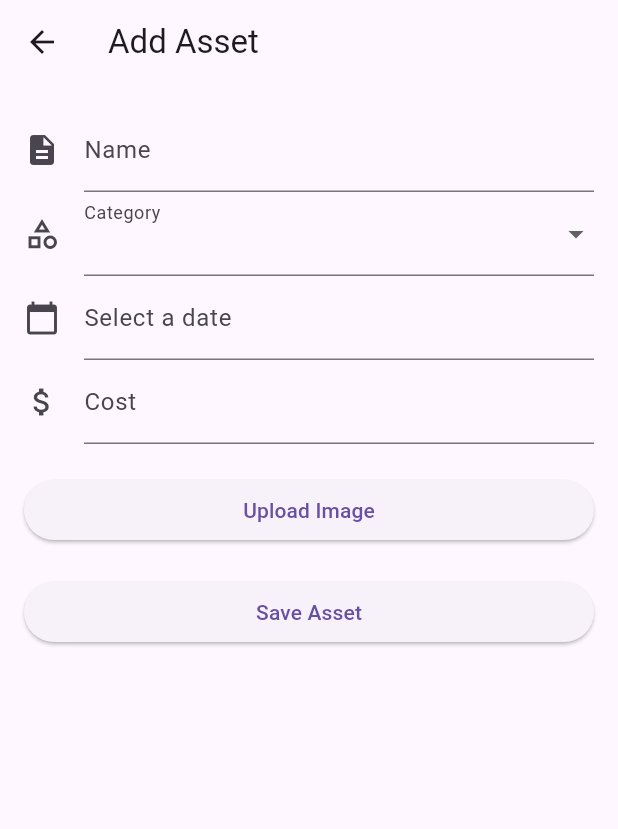
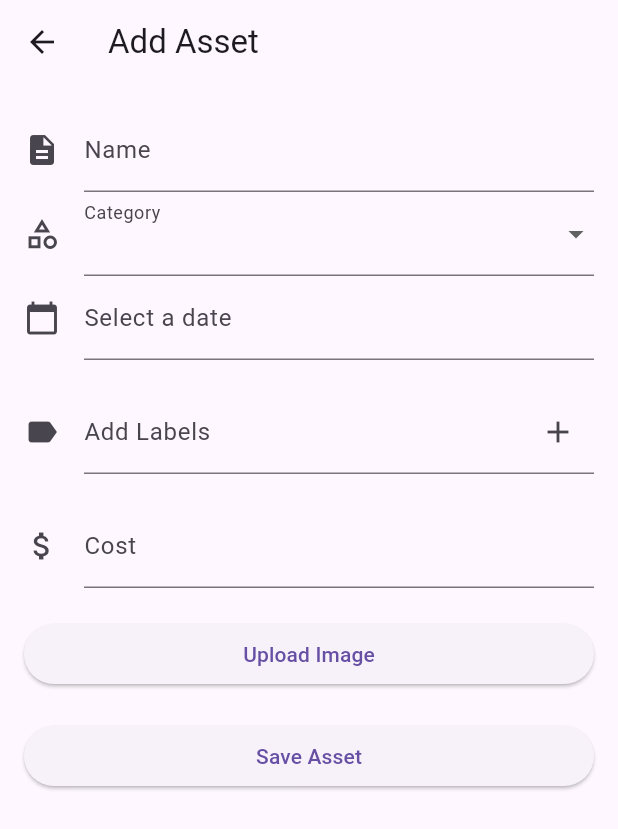
Before and after one commit to slatei/asset_manager, a Flutter app: the AssetForm screen opened directly, on a phone screen of 412 x 824 dp. Shown: the top 829 px of the screen. Run offline on Flutter 3.47's test engine with Material 3 defaults, Android fonts, the phone set to English and light mode, and no system bars; our stand-ins replace cloud_firestore, dio, firebase_auth, firebase_core, firebase_storage, image_picker; missing offline and left inert: firebase_ui_auth, http_mock_adapter; accounts and stored records are empty.

```diff
--- a/cspell.json
+++ b/cspell.json
@@ -3,7 +3,7 @@
     "ignorePaths": [],
     "dictionaryDefinitions": [],
     "dictionaries": [],
-    "language": "en,en-US",
+    "language": "en,en-GB",
     "words": [
         "appspot",
         "assetmanager",
--- a/lib/models/asset.dart
+++ b/lib/models/asset.dart
@@ -5,6 +5,7 @@ class Asset {
   final String? purchaseDate;
   final double cost;
   final String? photoPath;
+  final List<String>? labels;
 
   Asset({
     this.id,
@@ -13,6 +14,7 @@ class Asset {
     this.purchaseDate,
     required this.cost,
     this.photoPath,
+    this.labels,
   });
 
   factory Asset.fromJson(Map<String, dynamic> json) {
@@ -23,6 +25,7 @@ class Asset {
       purchaseDate: json['purchaseDate'] ?? '',
       cost: (json['cost'] ?? 0).toDouble(),
       photoPath: json['photoPath'],
+      labels: json['labels'],
     );
   }
 
@@ -34,6 +37,7 @@ class Asset {
       'purchase_date': purchaseDate,
       'cost': cost,
       'photo_path': photoPath,
+      'labels': labels,
     };
   }
 }
--- a/lib/screens/asset_form.dart
+++ b/lib/screens/asset_form.dart
@@ -23,6 +23,8 @@ class AssetForm extends StatefulWidget {
 
 class _AssetFormState extends State<AssetForm> {
   final _formKey = GlobalKey<FormState>(debugLabel: '_AssetFormState');
+  final _labelsController = TextEditingController();
+
   File? _imageFile;
   Uint8List? _imageBytes;
   String? _imageUrl;
@@ -31,6 +33,7 @@ class _AssetFormState extends State<AssetForm> {
   String? _category;
   DateTime? _purchaseDate;
   double? _cost;
+  List<String> _labels = [];
 
   final invalidCategorySymbols = RegExp(r'[\^$*.\[\]{}()?\-"!@#%&/\,><:;_~`+='
       "'"
@@ -77,6 +80,7 @@ class _AssetFormState extends State<AssetForm> {
         category: _category!,
         purchaseDate: _purchaseDate?.toIso8601String(),
         cost: _cost!,
+        labels: _labels,
       );
 
       if (kIsWeb) {
@@ -89,9 +93,28 @@ class _AssetFormState extends State<AssetForm> {
         _imageFile = null;
         _imageBytes = null;
         _imageUrl = null;
+        _labels = [];
+        _category = null;
+        _purchaseDate = null;
       });
       _formKey.currentState?.reset();
     }
+  }
+
+  void _addLabel() {
+    final String label = _labelsController.text.trim();
+    if (label.isNotEmpty && !_labels.contains(label)) {
+      setState(() {
+        _labels.add(label);
+        _labelsController.clear();
+      });
+    }
+  }
+
+  void _removeLabel(String label) {
+    setState(() {
+      _labels.remove(label);
+    });
   }
 
   void _addNewCategory(BuildContext context) {
@@ -293,6 +316,37 @@ class _AssetFormState extends State<AssetForm> {
                 ),
               ),
             ),
+            const SizedBox(height: 20),
+            TextFormField(
+              controller: _labelsController,
+              decoration: InputDecoration(
+                labelText: 'Add Labels',
+                icon: const Icon(Icons.label),
+                suffixIcon: IconButton(
+                  icon: const Icon(Icons.add),
+                  onPressed: _addLabel,
+                ),
+              ),
+              onFieldSubmitted: (_) => _addLabel(),
+            ),
+            const SizedBox(height: 20),
+            _labels.isNotEmpty
+                ? Column(
+                    crossAxisAlignment: CrossAxisAlignment.start,
+                    children: [
+                      Wrap(
+                        spacing: 8.0,
+                        children: _labels
+                            .map((label) => Chip(
+                                  label: Text(label),
+                                  onDeleted: () => _removeLabel(label),
+                                ))
+                            .toList(),
+                      ),
+                      const SizedBox(height: 20),
+                    ],
+                  )
+                : const SizedBox.shrink(),
             TextFormField(
               decoration: const InputDecoration(
                   labelText: 'Cost',
--- a/lib/state/asset_state.dart
+++ b/lib/state/asset_state.dart
@@ -59,6 +59,7 @@ class AssetState extends ChangeNotifier {
       'purchaseDate': asset.purchaseDate,
       'cost': asset.cost,
       'photoPath': photoUrl,
+      'labels': asset.labels,
       'timestamp': DateTime.now().millisecondsSinceEpoch,
       'owner': auth.currentUser!.displayName,
       'userId': auth.currentUser!.uid,
```
Also changed, not shown: firebase.json, 8 other files.
